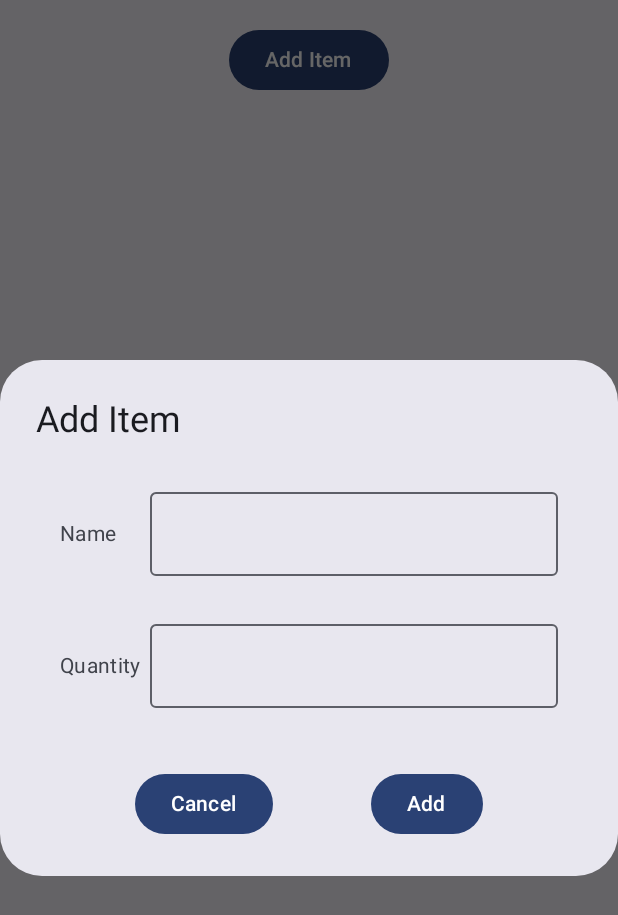
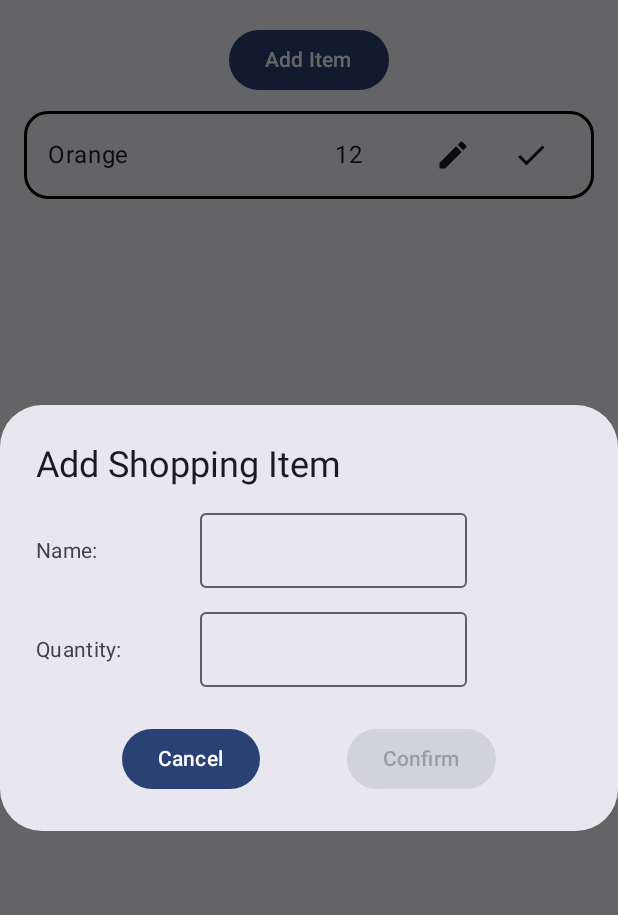
Before and after one commit to You-Ivan/android-demo-shopping-list, an Android app built with Jetpack Compose: the screen it shows after launch (MainActivity), after a tap on "Add Item", on a phone screen of 412 x 824 dp. Shown: the top 915 px of the screen. Run offline under Robolectric (Android 15) with nearby library versions, the phone set to English and light mode, and no system bars.

Commit message:
refactor the code

```diff
--- a/app/src/main/java/com/example/shoppinglist/MainActivity.kt
+++ b/app/src/main/java/com/example/shoppinglist/MainActivity.kt
@@ -1,5 +1,6 @@
 package com.example.shoppinglist
 
+import ShoppingListApp
 import android.os.Bundle
 import androidx.activity.ComponentActivity
 import androidx.activity.compose.setContent
@@ -22,7 +23,7 @@ class MainActivity : ComponentActivity() {
                     modifier = Modifier.fillMaxSize(),
                     color = MaterialTheme.colorScheme.background
                 ) {
-                    ShoppingList()
+                    ShoppingListApp()
                 }
             }
         }
--- a/app/src/main/java/com/example/shoppinglist/ShoppingList.kt
+++ b/app/src/main/java/com/example/shoppinglist/ShoppingList.kt
@@ -1,7 +1,3 @@
-package com.example.shoppinglist
-
-import android.util.Log
-import androidx.compose.foundation.BorderStroke
 import androidx.compose.foundation.border
 import androidx.compose.foundation.layout.Arrangement
 import androidx.compose.foundation.layout.Column
@@ -11,25 +7,21 @@ import androidx.compose.foundation.layout.fillMaxSize
 import androidx.compose.foundation.layout.fillMaxWidth
 import androidx.compose.foundation.layout.height
 import androidx.compose.foundation.layout.padding
-import androidx.compose.foundation.layout.width
 import androidx.compose.foundation.lazy.LazyColumn
-import androidx.compose.foundation.lazy.items
+import androidx.compose.foundation.lazy.itemsIndexed
 import androidx.compose.foundation.shape.RoundedCornerShape
 import androidx.compose.material.icons.Icons
 import androidx.compose.material.icons.filled.Check
-import androidx.compose.material.icons.filled.Delete
 import androidx.compose.material.icons.filled.Edit
 import androidx.compose.material3.AlertDialog
 import androidx.compose.material3.Button
 import androidx.compose.material3.Icon
 import androidx.compose.material3.IconButton
 import androidx.compose.material3.OutlinedTextField
-import androidx.compose.material3.Shapes
 import androidx.compose.material3.Text
 import androidx.compose.runtime.Composable
 import androidx.compose.runtime.getValue
 import androidx.compose.runtime.mutableIntStateOf
-import androidx.compose.runtime.mutableStateListOf
 import androidx.compose.runtime.mutableStateOf
 import androidx.compose.runtime.remember
 import androidx.compose.runtime.setValue
@@ -39,185 +31,146 @@ import androidx.compose.ui.graphics.Color
 import androidx.compose.ui.tooling.preview.Preview
 import androidx.compose.ui.unit.dp
 
-data class ShoppingItem(
-    val id: Int,
-    var name: String,
-    var quantity: Int
-)
-
+data class ShoppingItem(var name: String, var quantity: Int)
 
 @Composable
-@Preview
-fun ShoppingList() {
-    val sItems = remember { mutableStateListOf<ShoppingItem>() }
-    var showCreateDiag by remember {
+@Preview(showBackground = true)
+fun ShoppingListApp() {
+    var shoppingList by remember {
+        mutableStateOf(
+            listOf<ShoppingItem>(
+                ShoppingItem(
+                    "Orange",
+                    12
+                )
+            )
+        )
+    }
+
+    var showModal by remember {
         mutableStateOf(false)
     }
-    var showEditDiag by remember {
-        mutableStateOf(false)
+    var editItemIdx by remember {
+        mutableIntStateOf(-1)
     }
     var itemName by remember {
         mutableStateOf("")
     }
     var itemQuantity by remember {
-        mutableStateOf("")
+        mutableIntStateOf(0)
     }
-    var itemId by remember {
-        mutableIntStateOf(1)
-    }
+
     Column(
+        horizontalAlignment = Alignment.CenterHorizontally,
         modifier = Modifier
             .fillMaxSize()
-            .padding(16.dp),
-        horizontalAlignment = Alignment.CenterHorizontally,
+            .padding(16.dp)
     ) {
         Button(onClick = {
-            showCreateDiag = true
+            showModal = true
             itemName = ""
-            itemQuantity = ""
+            itemQuantity = 0
+            editItemIdx = -1
         }) {
             Text(text = "Add Item")
         }
         LazyColumn {
-            items(sItems) { item ->
-                Spacer(modifier = Modifier.height(16.dp))
-                Row(
-                    modifier = Modifier
-                        .fillMaxWidth()
-                        .border(
-                            border = BorderStroke(2.dp, Color.Black), // Border thickness and color
-                            shape = RoundedCornerShape(8.dp),
-                        )
-                        .height(50.dp),
-                    horizontalArrangement = Arrangement.SpaceEvenly,
-                    verticalAlignment = Alignment.CenterVertically
-                ) {
-                    Text(text = item.name, modifier = Modifier.fillMaxWidth(0.40f))
-                    Text(text = item.quantity.toString(), modifier = Modifier.fillMaxWidth(0.2f))
-                    IconButton(
-                        onClick = {
-                            sItems.removeIf { it.id == item.id }
+            itemsIndexed(shoppingList) { idx, item ->
+                ShoppingItemRow(
+                    item = item,
+                    onEdit = {
+                        editItemIdx = idx
+                        itemName = item.name
+                        itemQuantity = item.quantity
+                        showModal = true
                     },
-                        modifier = Modifier.fillMaxWidth(0.2f)
-                    ) {
-                        Icon(
-                            imageVector = Icons.Default.Check,
-                            contentDescription = "check item"
-                        )
+                    onDelete = {
+                        val newList = shoppingList.toMutableList()
+                        newList.removeAt(idx)
+                        shoppingList = newList
+                    })
             }
-                    IconButton(
-                        onClick = {
-                            showEditDiag = true
-                            itemName = item.name
-                            itemQuantity = item.quantity.toString()
-                            itemId = item.id
-                        },
-                        modifier = Modifier.fillMaxWidth(0.2f)
-                    ) {
-                        Icon(
-                            imageVector = Icons.Default.Edit,
-                            contentDescription = "edit item",
-                        )
         }
     }
 
-            }
-        }
-        if (showCreateDiag) {
-            AlertDialog(onDismissRequest = { showCreateDiag = false },
-                title = { Text(text = "Add Item") },
+    if (showModal) {
+        AlertDialog(
+            onDismissRequest = { showModal = false },
+            title = { Text(text = if (editItemIdx == -1) "Add Shopping Item" else "Edit Shopping Item") },
             text = {
                 Column {
-                        Row(
-                            modifier = Modifier.padding(16.dp),
-                            verticalAlignment = Alignment.CenterVertically
-                        ) {
-                            Text(text = "Name", modifier = Modifier.width(60.dp))
+                    Row(verticalAlignment = Alignment.CenterVertically) {
+                        Text(text = "Name:", modifier = Modifier.fillMaxWidth(0.3f))
                         OutlinedTextField(
                             value = itemName,
                             onValueChange = { itemName = it },
-                                singleLine = true
+                            modifier = Modifier
+                                .fillMaxWidth(0.7f)
+                                .height(50.dp)
                         )
                     }
-                        Row(
-                            modifier = Modifier.padding(16.dp),
-                            verticalAlignment = Alignment.CenterVertically
-                        ) {
-                            Text(text = "Quantity", modifier = Modifier.width(60.dp))
+                    Spacer(modifier = Modifier.height(16.dp))
+                    Row (verticalAlignment = Alignment.CenterVertically){
+                        Text(text = "Quantity:", modifier = Modifier.fillMaxWidth(0.3f))
                         OutlinedTextField(
-                                value = itemQuantity,
-                                onValueChange = { itemQuantity = it },
-                                singleLine = true
+                            modifier = Modifier
+                                .fillMaxWidth(0.7f)
+                                .height(50.dp),
+                            value = if (itemQuantity == 0) "" else itemQuantity.toString(),
+                            onValueChange = { itemQuantity = it.toIntOrNull() ?: 0 }
                         )
                     }
                 }
             },
             confirmButton = {
                 Row(
-                        modifier = Modifier.fillMaxWidth(),
-                        horizontalArrangement = Arrangement.SpaceEvenly
+                    horizontalArrangement = Arrangement.SpaceEvenly,
+                    modifier = Modifier.fillMaxWidth()
                 ) {
-                        Button(onClick = { showCreateDiag = false }) {
+                    Button(onClick = { showModal = false }) {
                         Text(text = "Cancel")
                     }
-                        Button(onClick = {
-                            showCreateDiag = false
-                            val item = ShoppingItem(sItems.size + 1, itemName, itemQuantity.toInt())
-                            sItems += item
-                            Log.d("shoppingList", sItems.toString())
-                        }) {
-                            Text(text = "Add")
+                    Button(
+                        enabled = itemName.isNotBlank() && itemQuantity > 0,
+                        onClick = {
+                            // create a new item
+                            if (editItemIdx == -1) {
+                                shoppingList += ShoppingItem(itemName, itemQuantity)
+                            } else {
+                                // edit an existing item
+                                val newList = shoppingList.toMutableList()
+                                newList[editItemIdx] = ShoppingItem(itemName, itemQuantity)
+                                shoppingList = newList
                             }
-                    }
-                })
-        }
-
-        if (showEditDiag) {
-            AlertDialog(onDismissRequest = { showCreateDiag = false },
-                title = { Text(text = "Edit Item") },
-                text = {
-                    Column {
-                        Row(
-                            modifier = Modifier.padding(16.dp),
-                            verticalAlignment = Alignment.CenterVertically
-                        ) {
-                            Text(text = "Name", modifier = Modifier.width(60.dp))
-                            OutlinedTextField(
-                                value = itemName,
-                                onValueChange = { itemName = it },
-                                singleLine = true
-                            )
-                        }
-                        Row(
-                            modifier = Modifier.padding(16.dp),
-                            verticalAlignment = Alignment.CenterVertically
-                        ) {
-                            Text(text = "Quantity", modifier = Modifier.width(60.dp))
-                            OutlinedTextField(
-                                value = itemQuantity,
-                                onValueChange = { itemQuantity = it },
-                                singleLine = true
-                            )
-                        }
-                    }
-                },
-                confirmButton = {
-                    Row(
-                        modifier = Modifier.fillMaxWidth(),
-                        horizontalArrangement = Arrangement.SpaceEvenly
-                    ) {
-                        Button(onClick = { showEditDiag = false }) {
-                            Text(text = "Cancel")
-                        }
-                        Button(onClick = {
-                            sItems[itemId - 1] = ShoppingItem(itemId, itemName, itemQuantity.toInt())
-                            Log.d("shoppingList", sItems.toString())
-                            showEditDiag = false
+                            showModal = false
                         }) {
                         Text(text = "Confirm")
                     }
                 }
-                })
+            }
+        )
+    }
+}
+
+
+@Composable
+fun ShoppingItemRow(item: ShoppingItem, onEdit: () -> Unit, onDelete: () -> Unit) {
+    Spacer(modifier = Modifier.height(10.dp))
+    Row(
+        modifier = Modifier
+            .fillMaxWidth()
+            .border(2.dp, Color.Black, RoundedCornerShape(16.dp))
+            .padding(16.dp, 5.dp),
+        horizontalArrangement = Arrangement.SpaceBetween,
+        verticalAlignment = Alignment.CenterVertically
+    ) {
+        Text(text = item.name, modifier = Modifier.fillMaxWidth(0.55f))
+        Text(text = item.quantity.toString(), modifier = Modifier.weight(0.15f))
+        IconButton(onClick = { onEdit() }, modifier = Modifier.weight(0.15f)) {
+            Icon(imageVector = Icons.Default.Edit, contentDescription = "Edit Shopping Item")
+        }
+        IconButton(onClick = { onDelete() }, modifier = Modifier.weight(0.15f)) {
+            Icon(imageVector = Icons.Default.Check, contentDescription = "Check Shopping Item")
         }
     }
 }
```
Lines whose indentation alone changed are shown as unchanged.
